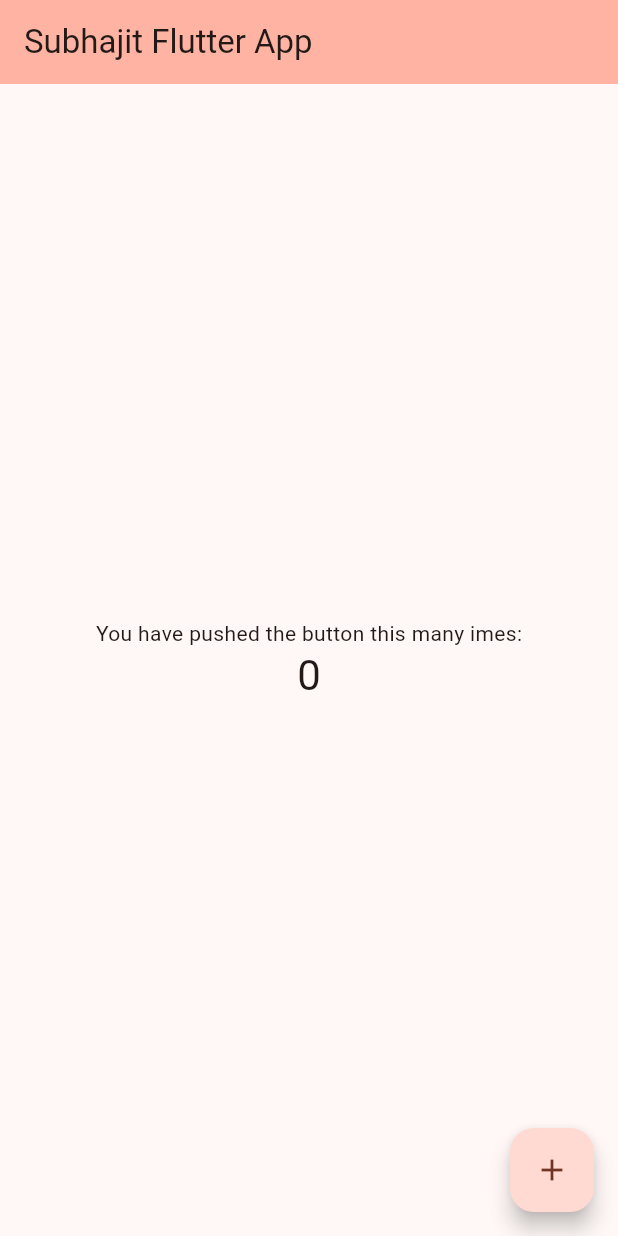
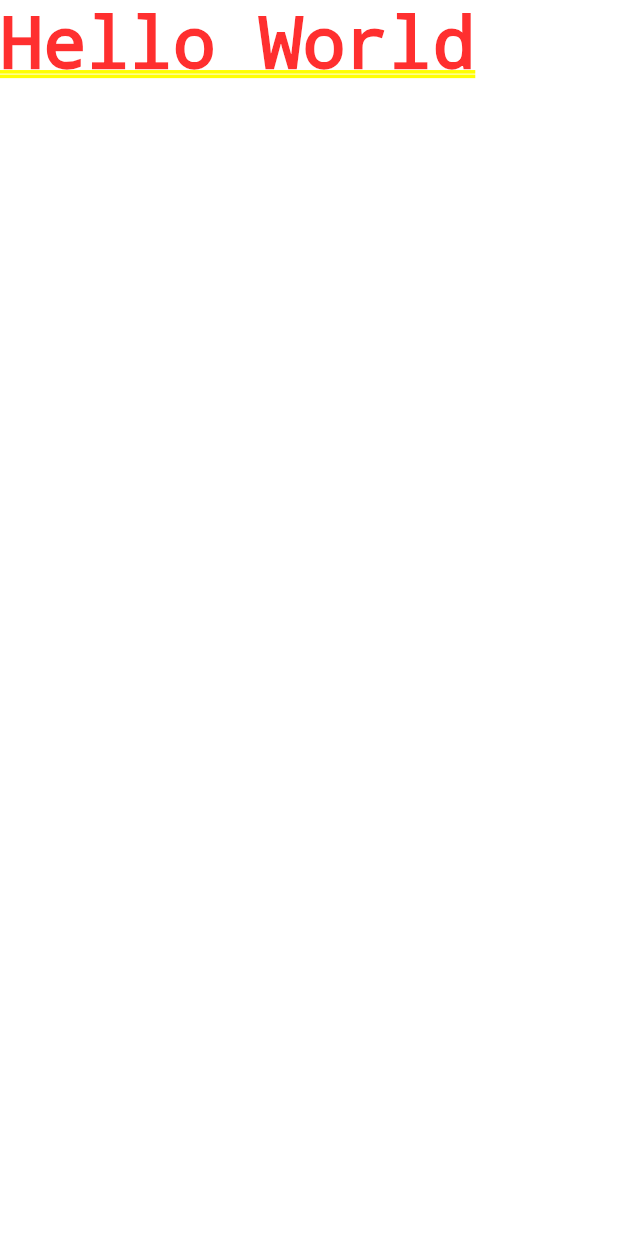
Before and after one commit to SubhajitMitra-GH/test_flutter_one, a Flutter app: the screen it shows after launch, on a phone screen of 412 x 824 dp. Run offline on Flutter 3.47's test engine with Material 3 defaults, Android fonts, the phone set to English and light mode, and no system bars.

```diff
--- a/lib/main.dart
+++ b/lib/main.dart
@@ -1,125 +1,5 @@
 import 'package:flutter/material.dart';
 
-void main() {
-  runApp(const MyApp());
-}
-
-class MyApp extends StatelessWidget {
-  const MyApp({super.key});
-
-  // This widget is the root of your application.
-  @override
-  Widget build(BuildContext context) {
-    return MaterialApp(
-      title: 'Flutter Demo',
-      theme: ThemeData(
-        // This is the theme of your application.
-        //
-        // TRY THIS: Try running your application with "flutter run". You'll see
-        // the application has a purple toolbar. Then, without quitting the app,
-        // try changing the seedColor in the colorScheme below to Colors.green
-        // and then invoke "hot reload" (save your changes or press the "hot
-        // reload" button in a Flutter-supported IDE, or press "r" if you used
-        // the command line to start the app).
-        //
-        // Notice that the counter didn't reset back to zero; the application
-        // state is not lost during the reload. To reset the state, use hot
-        // restart instead.
-        //
-        // This works for code too, not just values: Most code changes can be
-        // tested with just a hot reload.
-        colorScheme: ColorScheme.fromSeed(seedColor: Color.fromARGB(255, 222, 59, 18)),
-        useMaterial3: true,
-      ),
-      home: const MyHomePage(title: 'Subhajit Flutter App'),
-    );
-  }
-}
-
-class MyHomePage extends StatefulWidget {
-  const MyHomePage({super.key, required this.title});
-
-  // This widget is the home page of your application. It is stateful, meaning
-  // that it has a State object (defined below) that contains fields that affect
-  // how it looks.
-
-  // This class is the configuration for the state. It holds the values (in this
-  // case the title) provided by the parent (in this case the App widget) and
-  // used by the build method of the State. Fields in a Widget subclass are
-  // always marked "final".
-
-  final String title;
-
-  @override
-  State<MyHomePage> createState() => _MyHomePageState();
-}
-
-class _MyHomePageState extends State<MyHomePage> {
-  int _counter = 0;
-
-  void _incrementCounter() {
-    setState(() {
-      // This call to setState tells the Flutter framework that something has
-      // changed in this State, which causes it to rerun the build method below
-      // so that the display can reflect the updated values. If we changed
-      // _counter without calling setState(), then the build method would not be
-      // called again, and so nothing would appear to happen.
-      _counter++;
-    });
-  }
-
-  @override
-  Widget build(BuildContext context) {
-    // This method is rerun every time setState is called, for instance as done
-    // by the _incrementCounter method above.
-    //
-    // The Flutter framework has been optimized to make rerunning build methods
-    // fast, so that you can just rebuild anything that needs updating rather
-    // than having to individually change instances of widgets.
-    return Scaffold(
-      appBar: AppBar(
-        // TRY THIS: Try changing the color here to a specific color (to
-        // Colors.amber, perhaps?) and trigger a hot reload to see the AppBar
-        // change color while the other colors stay the same.
-        backgroundColor: Theme.of(context).colorScheme.inversePrimary,
-        // Here we take the value from the MyHomePage object that was created by
-        // the App.build method, and use it to set our appbar title.
-        title: Text(widget.title),
-      ),
-      body: Center(
-        // Center is a layout widget. It takes a single child and positions it
-        // in the middle of the parent.
-        child: Column(
-          // Column is also a layout widget. It takes a list of children and
-          // arranges them vertically. By default, it sizes itself to fit its
-          // children horizontally, and tries to be as tall as its parent.
-          //
-          // Column has various properties to control how it sizes itself and
-          // how it positions its children. Here we use mainAxisAlignment to
-          // center the children vertically; the main axis here is the vertical
-          // axis because Columns are vertical (the cross axis would be
-          // horizontal).
-          //
-          // TRY THIS: Invoke "debug painting" (choose the "Toggle Debug Paint"
-          // action in the IDE, or press "p" in the console), to see the
-          // wireframe for each widget.
-          mainAxisAlignment: MainAxisAlignment.center,
-          children: <Widget>[
-            const Text(
-              'You have pushed the button this many imes:',
-            ),
-            Text(
-              '$_counter',
-              style: Theme.of(context).textTheme.headlineMedium,
-            ),
-          ],
-        ),
-      ),
-      floatingActionButton: FloatingActionButton(
-        onPressed: _incrementCounter,
-        tooltip: 'Increment',
-        child: const Icon(Icons.add),
-      ), // This trailing comma makes auto-formatting nicer for build methods.
-    );
-  }
-}
+void main() =>runApp( const MaterialApp(
+    home:Text('Hello World'),
+  ));
```
